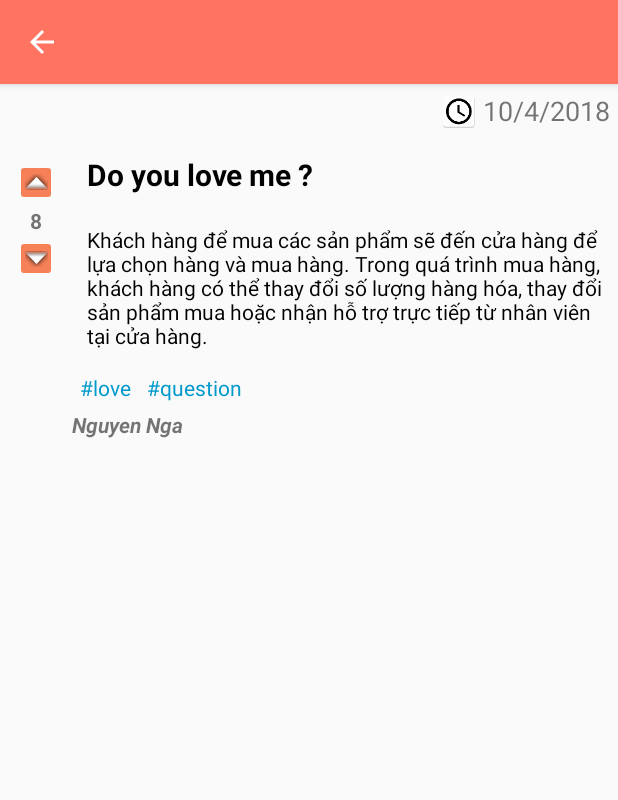
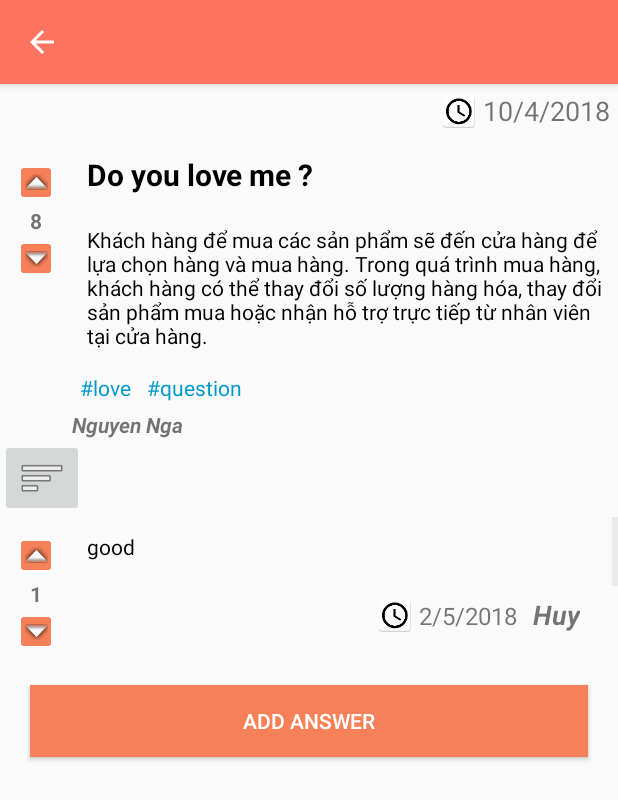
Before and after one commit to dqhuy78/asks-android, an Android app: the DetailQuestionActivity screen opened directly, with no data from a screen before it, on a phone screen of 412 x 824 dp. Shown: the top 800 px of the screen. Run offline under Robolectric (Android 15) with nearby library versions, the phone set to English and light mode, and no system bars.

Commit message:
update addanswer

```diff
--- /dev/null
+++ b/app/src/main/java/www/seotoolzz/com/Ask/model/Answer.java
@@ -0,0 +1,61 @@
+package www.seotoolzz.com.Ask.model;
+
+/**
+ * Created by ngant on 5/2/2018.
+ */
+
+public class Answer {
+    private  int id;
+    private String content;
+    private String userName;
+    private String voteNumber;
+    private String time;
+
+    public Answer(int id, String content, String userName, String voteNumber, String time) {
+        this.id = id;
+        this.content = content;
+        this.userName = userName;
+        this.voteNumber = voteNumber;
+        this.time = time;
+    }
+
+    public int getId() {
+        return id;
+    }
+
+    public void setId(int id) {
+        this.id = id;
+    }
+
+    public String getContent() {
+        return content;
+    }
+
+    public void setContent(String content) {
+        this.content = content;
+    }
+
+    public String getUserName() {
+        return userName;
+    }
+
+    public void setUserName(String userName) {
+        this.userName = userName;
+    }
+
+    public String getVoteNumber() {
+        return voteNumber;
+    }
+
+    public void setVoteNumber(String voteNumber) {
+        this.voteNumber = voteNumber;
+    }
+
+    public String getTime() {
+        return time;
+    }
+
+    public void setTime(String time) {
+        this.time = time;
+    }
+}
--- /dev/null
+++ b/app/src/main/java/www/seotoolzz/com/Ask/model/AnswerListAdapter.java
@@ -0,0 +1,59 @@
+package www.seotoolzz.com.Ask.model;
+
+import android.content.Context;
+import android.view.View;
+import android.view.ViewGroup;
+import android.widget.BaseAdapter;
+import android.widget.TextView;
+
+import java.util.List;
+
+import www.seotoolzz.com.Ask.R;
+
+/**
+ * Created by ngant on 5/2/2018.
+ */
+
+public class AnswerListAdapter extends BaseAdapter {
+    private Context myContext;
+    private List<Answer> myAnswer;
+
+    public AnswerListAdapter(Context myContext, List<Answer> myAnswer) {
+        this.myContext = myContext;
+        this.myAnswer = myAnswer;
+    }
+
+    @Override
+    public int getCount() {
+        return myAnswer.size();
+    }
+
+    @Override
+    public Object getItem(int position) {
+        return myAnswer.get(position);
+    }
+
+    @Override
+    public long getItemId(int position) {
+        return position;
+    }
+
+    @Override
+    public View getView(int position, View convertView, ViewGroup parent) {
+
+        View v = View.inflate(myContext, R.layout.item_answer_list,null);
+
+        TextView tvContent = (TextView)v.findViewById(R.id.txtContentAnswer);
+        TextView tvUserName = (TextView)v.findViewById(R.id.txtUserNameAnswer);
+        TextView tvNumberVote = (TextView)v.findViewById(R.id.txtVoteNumberAnswer);
+        TextView tvTime = (TextView)v.findViewById(R.id.txtTimeAnswer);
+
+        tvContent.setText(myAnswer.get(position).getContent());
+        tvUserName.setText(myAnswer.get(position).getUserName());
+        tvNumberVote.setText(myAnswer.get(position).getVoteNumber());
+        tvTime.setText(myAnswer.get(position).getTime());
+
+        v.setTag(myAnswer.get(position).getId());
+        return v;
+    }
+}
--- a/app/src/main/java/www/seotoolzz/com/Ask/model/DetailQuestionActivity.java
+++ b/app/src/main/java/www/seotoolzz/com/Ask/model/DetailQuestionActivity.java
@@ -1,13 +1,26 @@
 package www.seotoolzz.com.Ask.model;
 
+import android.content.Intent;
 import android.support.v7.app.ActionBar;
 import android.support.v7.app.AppCompatActivity;
 import android.os.Bundle;
+import android.view.View;
+import android.widget.AdapterView;
+import android.widget.Button;
+import android.widget.ListView;
+import android.widget.Toast;
 
+import java.util.ArrayList;
+import java.util.List;
+
+import www.seotoolzz.com.Ask.Activity.AddAnswerActivity;
 import www.seotoolzz.com.Ask.R;
 
 public class DetailQuestionActivity extends AppCompatActivity {
 
+    private ListView lvAnswer;
+    private AnswerListAdapter adapter;
+    private List<Answer> myArrayAnswer;
     @Override
     protected void onCreate(Bundle savedInstanceState) {
         super.onCreate(savedInstanceState);
@@ -15,5 +28,24 @@ public class DetailQuestionActivity extends AppCompatActivity {
 
         ActionBar actionBar = getSupportActionBar();
         actionBar.setDisplayHomeAsUpEnabled(true);
+
+        this.lvAnswer = (ListView)findViewById(R.id.listAnswer);
+        myArrayAnswer = new ArrayList<>();
+
+        myArrayAnswer.add(new Answer(1,"good","Huy","1","2/5/2018"));
+        myArrayAnswer.add(new Answer(1,"good","Thao","2","2/5/2018"));
+
+        adapter = new AnswerListAdapter(lvAnswer.getContext(),myArrayAnswer);
+        lvAnswer.setAdapter(adapter);
+
+        Button addAnswer = (Button)findViewById(R.id.btnAddAnswer);
+        addAnswer.setOnClickListener( new View.OnClickListener(){
+            @Override
+            public void onClick(View v) {
+
+                Intent intent = new Intent(getBaseContext(), AddAnswerActivity.class);
+                startActivity(intent);
+            }
+        });
     }
 }
--- /dev/null
+++ b/app/src/main/res/layout/activity_answer.xml
@@ -0,0 +1,24 @@
+<?xml version="1.0" encoding="utf-8"?>
+<LinearLayout xmlns:android="http://schemas.android.com/apk/res/android"
+    xmlns:app="http://schemas.android.com/apk/res-auto"
+    android:layout_width="match_parent"
+    android:layout_height="match_parent"
+    android:orientation="vertical">
+
+    <ListView
+        android:id="@+id/listAnswer"
+        android:layout_width="match_parent"
+        android:layout_height="match_parent">
+
+    </ListView>
+
+    <Button
+        android:id="@+id/btnAddAnswer"
+        android:layout_width="match_parent"
+        android:layout_height="wrap_content"
+        android:layout_margin="20dp"
+        android:background="@color/colorOrange"
+        android:text="Add Answer"
+        android:textColor="@android:color/background_light" />
+
+</LinearLayout>
--- a/app/src/main/res/layout/activity_detail_question.xml
+++ b/app/src/main/res/layout/activity_detail_question.xml
@@ -11,11 +11,16 @@
         <LinearLayout
             android:layout_width="match_parent"
             android:layout_height="wrap_content"
-            android:orientation="vertical" >
+            android:orientation="vertical">
 
             <LinearLayout
                 android:layout_width="match_parent"
-                android:layout_height="match_parent"
+                android:layout_height="wrap_content"
+                android:orientation="vertical">
+
+                <LinearLayout
+                    android:layout_width="match_parent"
+                    android:layout_height="wrap_content"
                     android:layout_weight="10"
                     android:orientation="horizontal">
 
@@ -152,7 +157,26 @@
                     </LinearLayout>
 
                 </LinearLayout>
+
             </LinearLayout>
 
+            <ImageButton
+                android:id="@+id/imageButton2"
+                android:layout_width="wrap_content"
+                android:layout_height="wrap_content"
+                app:srcCompat="@android:drawable/ic_menu_sort_by_size" />
+
+            <LinearLayout
+                android:layout_width="match_parent"
+                android:layout_height="wrap_content"
+                android:orientation="vertical">
+
+                <include
+                    layout="@layout/activity_answer"
+                    android:layout_width="match_parent"
+                    android:layout_height="wrap_content"></include>
+            </LinearLayout>
+        </LinearLayout>
     </ScrollView>
+
 </RelativeLayout>
--- /dev/null
+++ b/app/src/main/res/layout/item_answer_list.xml
@@ -0,0 +1,112 @@
+<?xml version="1.0" encoding="utf-8"?>
+<LinearLayout xmlns:android="http://schemas.android.com/apk/res/android"
+    xmlns:tools="http://schemas.android.com/tools"
+    xmlns:app="http://schemas.android.com/apk/res-auto"
+    android:layout_width="match_parent"
+    android:layout_height="wrap_content">
+
+    <LinearLayout
+        android:layout_width="match_parent"
+        android:layout_height="match_parent"
+        android:layout_weight="10"
+        android:orientation="horizontal">
+
+        <LinearLayout
+            android:layout_width="wrap_content"
+            android:layout_height="match_parent"
+            android:layout_weight="2"
+            android:orientation="vertical">
+
+            <LinearLayout
+                android:layout_width="match_parent"
+                android:layout_height="wrap_content"
+                android:layout_marginLeft="10dp"
+                android:layout_marginRight="10dp"
+                android:layout_marginTop="10dp"
+                android:orientation="vertical">
+
+                <ImageButton
+                    android:id="@+id/imageButton"
+                    app:srcCompat="@android:drawable/arrow_up_float"
+                    android:layout_width="match_parent"
+                    android:layout_height="wrap_content"
+                    android:backgroundTint="@color/colorOrange" />
+
+                <TextView
+                    android:id="@+id/txtVoteNumberAnswer"
+                    android:layout_width="match_parent"
+                    android:layout_height="wrap_content"
+                    android:text="2"
+                    android:textAlignment="center"
+                    android:textStyle="bold" />
+
+                <ImageButton
+                    android:id="@+id/imageButton3"
+                    app:srcCompat="@android:drawable/arrow_down_float"
+                    android:layout_width="match_parent"
+                    android:layout_height="wrap_content"
+                    android:backgroundTint="@color/colorOrange" />
+
+            </LinearLayout>
+
+        </LinearLayout>
+
+        <LinearLayout
+            android:layout_width="match_parent"
+            android:layout_height="match_parent"
+            android:layout_weight="8"
+            android:orientation="vertical">
+
+            <TextView
+                android:id="@+id/txtContentAnswer"
+                android:layout_width="match_parent"
+                android:layout_height="wrap_content"
+                android:layout_weight="1"
+                android:padding="10dp"
+                android:text="Khách hàng để mua các sản phẩm"
+                android:textColor="@android:color/background_dark"
+                android:textSize="14sp" />
+
+            <LinearLayout
+                android:layout_width="wrap_content"
+                android:layout_height="wrap_content"
+                android:layout_gravity="right"
+                android:layout_margin="5dp"
+                android:layout_weight="1"
+                android:orientation="horizontal">
+
+                <ImageView
+                    android:id="@+id/imageView2"
+                    app:srcCompat="@mipmap/ic_time"
+                    android:layout_width="32dp"
+                    android:layout_height="26dp"
+                    android:layout_weight="1"
+                    android:baselineAlignBottom="false"
+                    android:textAlignment="textStart" />
+
+                <TextView
+                    android:id="@+id/txtTimeAnswer"
+                    android:layout_width="wrap_content"
+                    android:layout_height="26dp"
+                    android:layout_weight="1"
+                    android:text="10/4/2018"
+                    android:textAlignment="center"
+                    android:textSize="16sp" />
+
+                <TextView
+                    android:id="@+id/txtUserNameAnswer"
+                    android:layout_width="match_parent"
+                    android:layout_height="wrap_content"
+                    android:layout_marginLeft="10dp"
+                    android:layout_marginRight="20dp"
+                    android:layout_weight="1"
+                    android:text="Nguyen Nga"
+                    android:textSize="18sp"
+                    android:textStyle="bold|italic" />
+
+            </LinearLayout>
+
+        </LinearLayout>
+
+    </LinearLayout>
+</LinearLayout>
```
Also changed, not shown: app/src/main/AndroidManifest.xml (+10 -7 lines), app/src/main/java/www/seotoolzz/com/Ask/Activity/AddAnswerActivity.java (added, +44 -0 lines), app/src/main/java/www/seotoolzz/com/Ask/Activity/MainActivity.java (+11 -16 lines), app/src/main/java/www/seotoolzz/com/Ask/model/User.java (added, +51 -0 lines), app/src/main/res/layout/activity_add_answer.xml (added, +61 -0 lines). Lines whose indentation alone changed are shown as unchanged.
